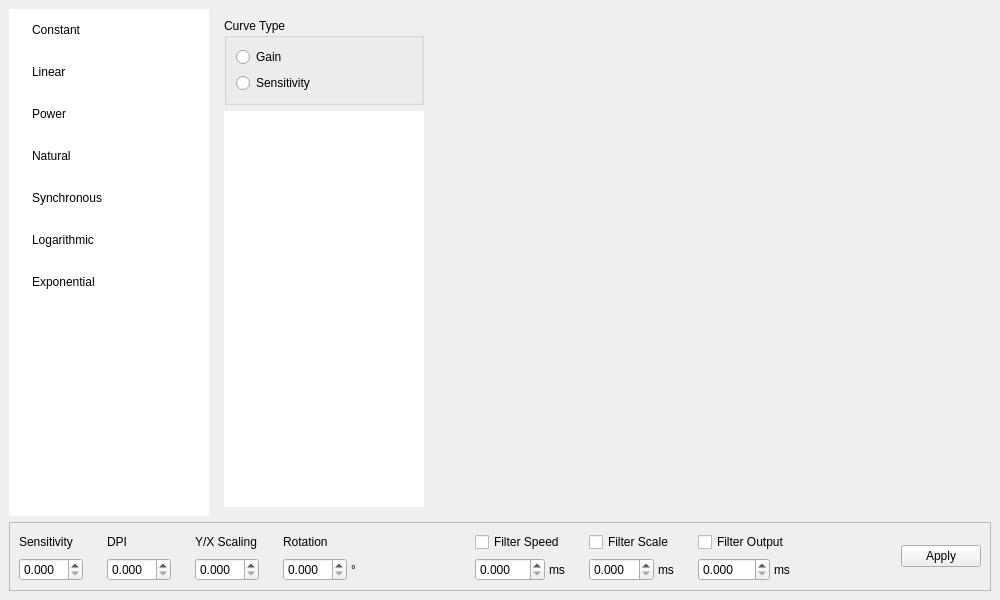
fsecilia/curves, file src/curves/ui/qt/main_window/main_window.ui: the form before one commit.
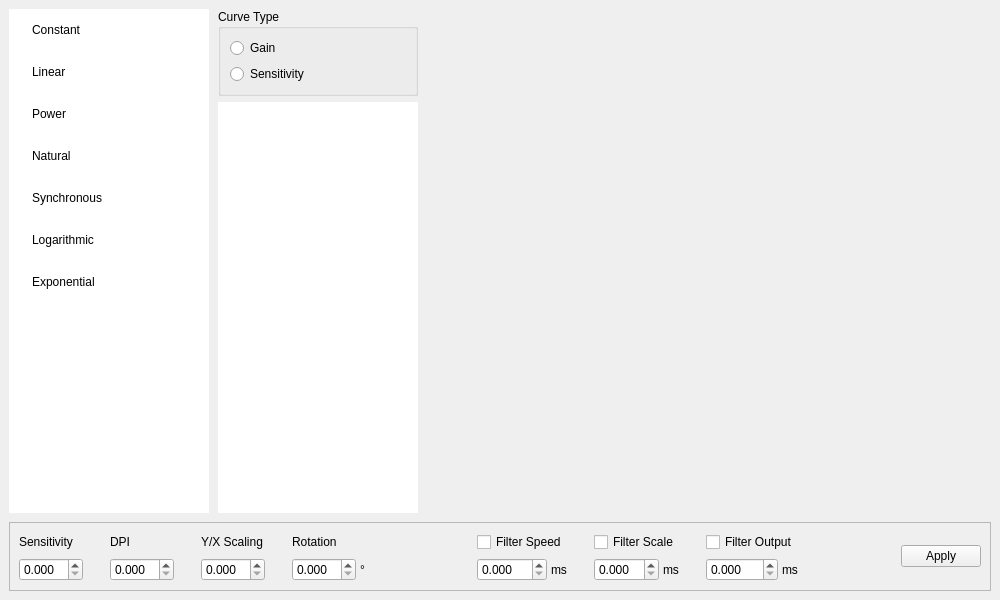
The form after the commit. Custom widgets are drawn as their Qt base class.

Commit message: fix(ui): use consistent spacing between top-level items

Patch:
```diff
--- a/src/curves/ui/qt/main_window/main_window.ui
+++ b/src/curves/ui/qt/main_window/main_window.ui
@@ -18,6 +18,9 @@
   </property>
   <widget class="QWidget" name="centralwidget">
    <layout class="QVBoxLayout" name="verticalLayout">
+    <property name="spacing">
+     <number>9</number>
+    </property>
     <item>
      <widget class="QWidget" name="main_content" native="true">
       <property name="sizePolicy">
@@ -27,6 +30,9 @@
        </sizepolicy>
       </property>
       <layout class="QHBoxLayout" name="horizontalLayout_2">
+       <property name="spacing">
+        <number>9</number>
+       </property>
        <property name="leftMargin">
         <number>0</number>
        </property>
@@ -151,6 +157,18 @@
           </size>
          </property>
          <layout class="QVBoxLayout" name="verticalLayout_3">
+          <property name="leftMargin">
+           <number>0</number>
+          </property>
+          <property name="topMargin">
+           <number>0</number>
+          </property>
+          <property name="rightMargin">
+           <number>0</number>
+          </property>
+          <property name="bottomMargin">
+           <number>0</number>
+          </property>
           <item>
            <widget class="QGroupBox" name="curveTypeGroupBox">
             <property name="title">
@@ -239,6 +257,9 @@
        <enum>QFrame::Shape::StyledPanel</enum>
       </property>
       <layout class="QHBoxLayout" name="horizontalLayout">
+       <property name="spacing">
+        <number>9</number>
+       </property>
        <property name="leftMargin">
         <number>0</number>
        </property>
```
